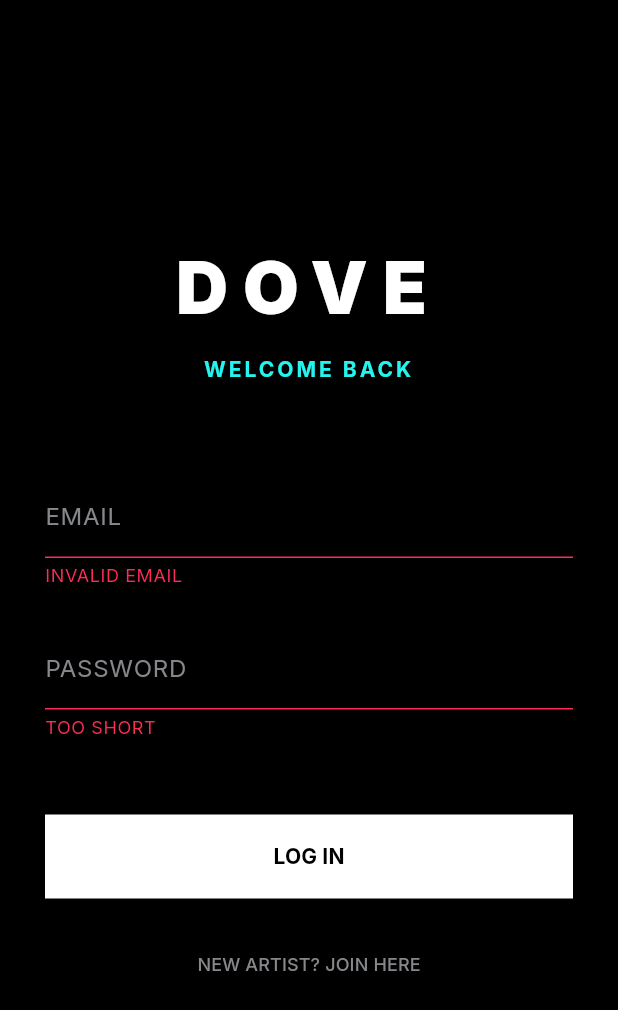
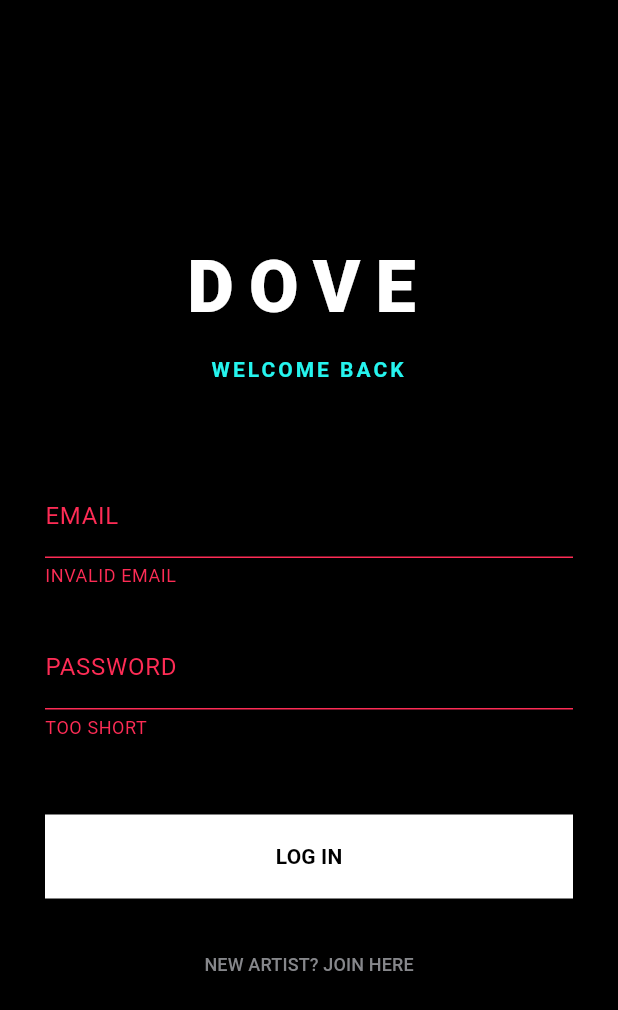
Before and after one commit to ejikelucky590-rgb/empty-wallet-app, a Flutter app: the screen it shows after launch, after a tap on "LOG IN", on a phone screen of 412 x 824 dp. Shown: the top 1010 px of the screen. Run offline on Flutter 3.47's test engine with Material 3 defaults, Android fonts, the phone set to English and light mode, and no system bars; our stand-ins replace firebase_auth, firebase_core; accounts and stored records are empty.

Commit message:
Fix: base-href for 404 and stable theme config

```diff
--- a/lib/core/theme.dart
+++ b/lib/core/theme.dart
@@ -1,5 +1,4 @@
 import 'package:flutter/material.dart';
-import 'package:google_fonts/google_fonts.dart';
 
 class DoveColors {
   static const Color cyan = Color(0xFF25F4EE);
@@ -13,25 +12,15 @@ class DoveColors {
 class DoveTheme {
   static ThemeData get darkTheme {
     return ThemeData(
-      useMaterial3: true,
       brightness: Brightness.dark,
       scaffoldBackgroundColor: DoveColors.black,
-      textTheme: GoogleFonts.interTextTheme(ThemeData.dark().textTheme),
+      primaryColor: DoveColors.white,
       colorScheme: const ColorScheme.dark(
         primary: DoveColors.white,
         secondary: DoveColors.cyan,
         surface: DoveColors.darkGrey,
         error: DoveColors.red,
       ),
-      inputDecorationTheme: const InputDecorationTheme(
-        labelStyle: TextStyle(color: DoveColors.grey),
-        focusedBorder: UnderlineInputBorder(
-          borderSide: BorderSide(color: DoveColors.cyan),
-        ),
-        enabledBorder: UnderlineInputBorder(
-          borderSide: BorderSide(color: DoveColors.grey),
-        ),
-      ),
     );
   }
 }
--- a/lib/features/splash/splash_screen.dart
+++ b/lib/features/splash/splash_screen.dart
@@ -13,17 +13,18 @@ class _SplashScreenState extends State<SplashScreen> {
   @override
   void initState() {
     super.initState();
-    _startTimer();
+    _navigateToAuth();
   }
 
-  void _startTimer() {
-    Future.delayed(const Duration(seconds: 3), () {
-      if (mounted) {
-        Navigator.of(context).pushReplacement(
-          MaterialPageRoute(builder: (context) => const AuthScreen()),
-        );
-      }
-    });
+  void _navigateToAuth() async {
+    // Wait for 3 seconds so the user sees your brand
+    await Future.delayed(const Duration(seconds: 3));
+    if (mounted) {
+      Navigator.pushReplacement(
+        context,
+        MaterialPageRoute(builder: (context) => const AuthScreen())
+      );
+    }
   }
 
   @override
@@ -38,15 +39,20 @@ class _SplashScreenState extends State<SplashScreen> {
               "DOVE",
               style: TextStyle(
                 color: DoveColors.white,
-                fontSize: 48,
+                fontSize: 50,
                 fontWeight: FontWeight.w900,
-                letterSpacing: 12,
+                letterSpacing: 15,
               ),
             ),
-            const SizedBox(height: 30),
-            const CircularProgressIndicator(
-              color: DoveColors.cyan,
-              strokeWidth: 2,
+            const SizedBox(height: 20),
+            // This is a Flutter Widget, not an HTML tag
+            const SizedBox(
+              width: 20,
+              height: 20,
+              child: CircularProgressIndicator(
+                color: DoveColors.cyan,
+                strokeWidth: 2,
+              ),
             ),
           ],
         ),
```
